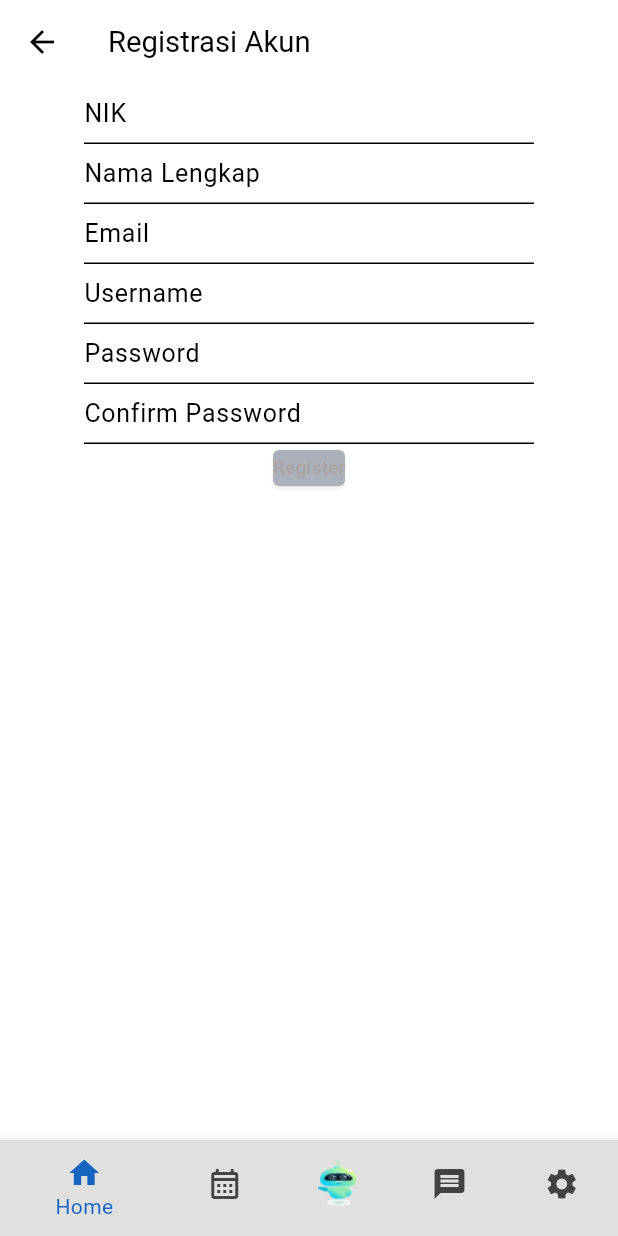
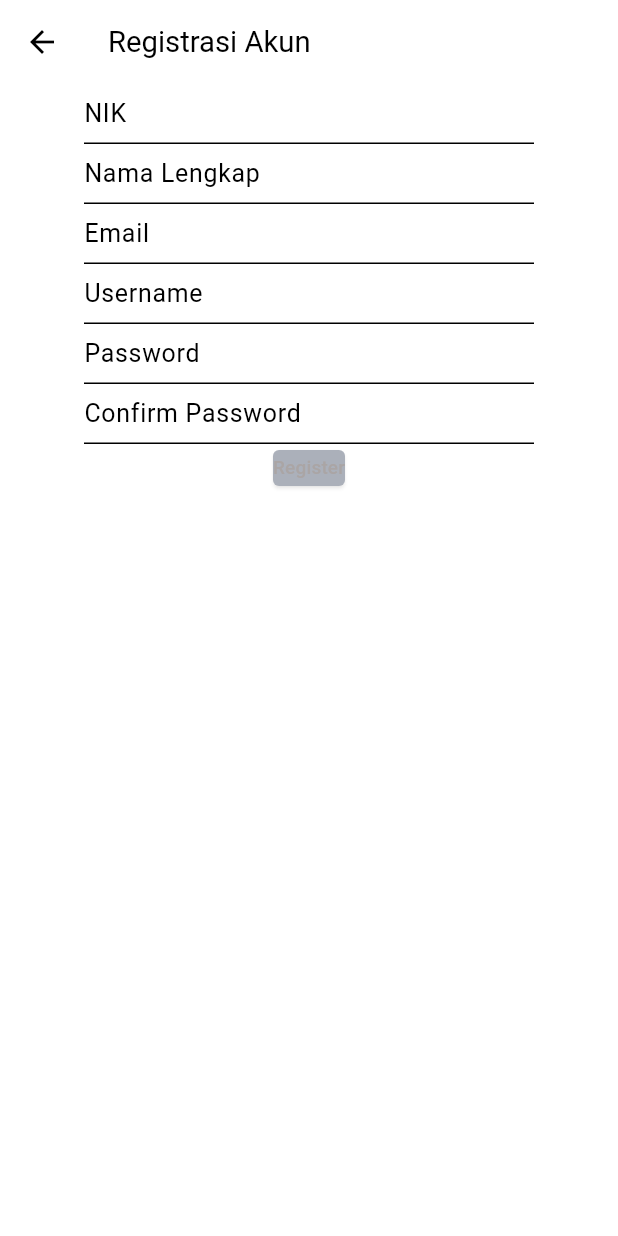
Before and after one commit to AffraAdiWirawan/differdentapp, a Flutter app: the Register screen opened directly, on a phone screen of 412 x 824 dp. Run offline on Flutter 3.47's test engine with Material 3 defaults, Android fonts, the phone set to English and light mode, and no system bars; our stand-ins replace flutter_carousel_widget, get, table_calendar; Roboto replaces fonts that are missing (Cabin, Poppins, SF Pro Text).

```diff
--- a/lib/pages/register.dart
+++ b/lib/pages/register.dart
@@ -115,7 +115,6 @@ class Register extends StatelessWidget {
           )
         ),
       ),
-      bottomNavigationBar: BottomNavBar(),
     );
   }
 }
```
